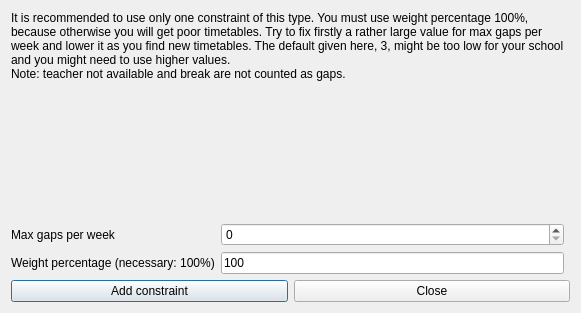
Old version of the form src/interface/addconstraintteachersmaxgapsperweekform_template.ui in the repository janLo/FET.
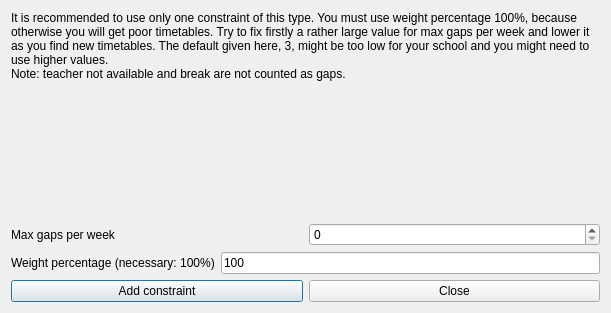
New version of the form.

```diff
--- a/src/interface/addconstraintteachersmaxgapsperweekform_template.ui
+++ b/src/interface/addconstraintteachersmaxgapsperweekform_template.ui
@@ -6,58 +6,15 @@
    <rect>
     <x>0</x>
     <y>0</y>
-    <width>522</width>
+    <width>611</width>
     <height>313</height>
    </rect>
   </property>
   <property name="windowTitle">
    <string extracomment="This is the title of the dialog to add a new constraint of this type">Add teachers max gaps per week</string>
   </property>
-  <layout class="QGridLayout">
-   <item row="1" column="0" colspan="2">
-    <layout class="QHBoxLayout">
+  <layout class="QVBoxLayout" name="verticalLayout">
      <item>
-      <widget class="QPushButton" name="addConstraintPushButton">
-       <property name="text">
-        <string>Add constraint</string>
-       </property>
-      </widget>
-     </item>
-     <item>
-      <widget class="QPushButton" name="closePushButton">
-       <property name="text">
-        <string>Close</string>
-       </property>
-      </widget>
-     </item>
-    </layout>
-   </item>
-   <item row="0" column="0">
-    <layout class="QGridLayout">
-     <item row="3" column="0">
-      <widget class="QLabel" name="weightTextLabel">
-       <property name="frameShape">
-        <enum>QFrame::NoFrame</enum>
-       </property>
-       <property name="frameShadow">
-        <enum>QFrame::Plain</enum>
-       </property>
-       <property name="text">
-        <string>Weight percentage (necessary: 100%)</string>
-       </property>
-       <property name="wordWrap">
-        <bool>false</bool>
-       </property>
-      </widget>
-     </item>
-     <item row="3" column="1">
-      <widget class="QLineEdit" name="weightLineEdit">
-       <property name="text">
-        <string>100</string>
-       </property>
-      </widget>
-     </item>
-     <item row="0" column="0" colspan="2">
       <widget class="QLabel" name="weightTextLabel_2">
        <property name="sizePolicy">
         <sizepolicy hsizetype="Minimum" vsizetype="Minimum">
@@ -80,7 +37,7 @@
        </property>
       </widget>
      </item>
-     <item row="1" column="1">
+   <item>
       <spacer name="spacer2">
        <property name="orientation">
         <enum>Qt::Vertical</enum>
@@ -91,12 +48,14 @@
        <property name="sizeHint" stdset="0">
         <size>
          <width>20</width>
-         <height>16</height>
+       <height>52</height>
         </size>
        </property>
       </spacer>
      </item>
-     <item row="2" column="0">
+   <item>
+    <layout class="QHBoxLayout" name="horizontalLayout_2">
+     <item>
       <widget class="QLabel" name="textLabel1">
        <property name="text">
         <string>Max gaps per week</string>
@@ -106,11 +65,56 @@
        </property>
       </widget>
      </item>
-     <item row="2" column="1">
+     <item>
       <widget class="QSpinBox" name="maxGapsSpinBox"/>
      </item>
     </layout>
    </item>
+   <item>
+    <layout class="QHBoxLayout" name="horizontalLayout">
+     <item>
+      <widget class="QLabel" name="weightTextLabel">
+       <property name="frameShape">
+        <enum>QFrame::NoFrame</enum>
+       </property>
+       <property name="frameShadow">
+        <enum>QFrame::Plain</enum>
+       </property>
+       <property name="text">
+        <string>Weight percentage (necessary: 100%)</string>
+       </property>
+       <property name="wordWrap">
+        <bool>false</bool>
+       </property>
+      </widget>
+     </item>
+     <item>
+      <widget class="QLineEdit" name="weightLineEdit">
+       <property name="text">
+        <string notr="true">100</string>
+       </property>
+      </widget>
+     </item>
+    </layout>
+   </item>
+   <item>
+    <layout class="QHBoxLayout">
+     <item>
+      <widget class="QPushButton" name="addConstraintPushButton">
+       <property name="text">
+        <string>Add constraint</string>
+       </property>
+      </widget>
+     </item>
+     <item>
+      <widget class="QPushButton" name="closePushButton">
+       <property name="text">
+        <string>Close</string>
+       </property>
+      </widget>
+     </item>
+    </layout>
+   </item>
   </layout>
  </widget>
  <layoutdefault spacing="6" margin="11"/>
```
Left out of the diff: 6 changed lines with no effect on the pictures. Lines whose indentation alone changed are shown as unchanged.
